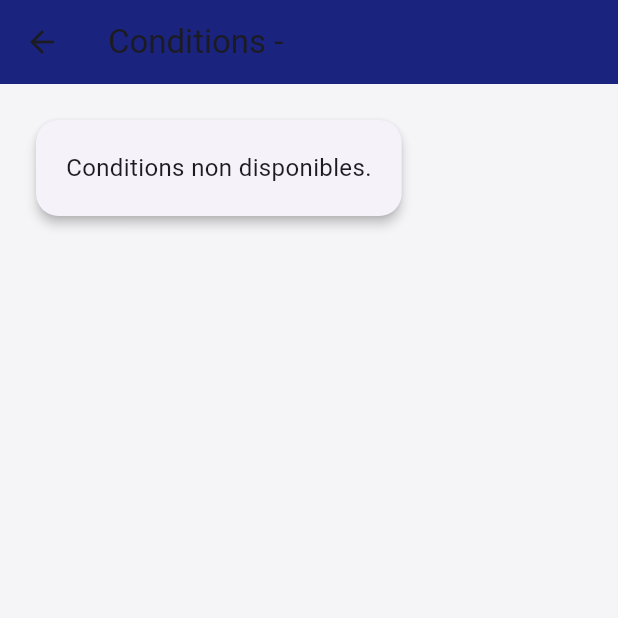
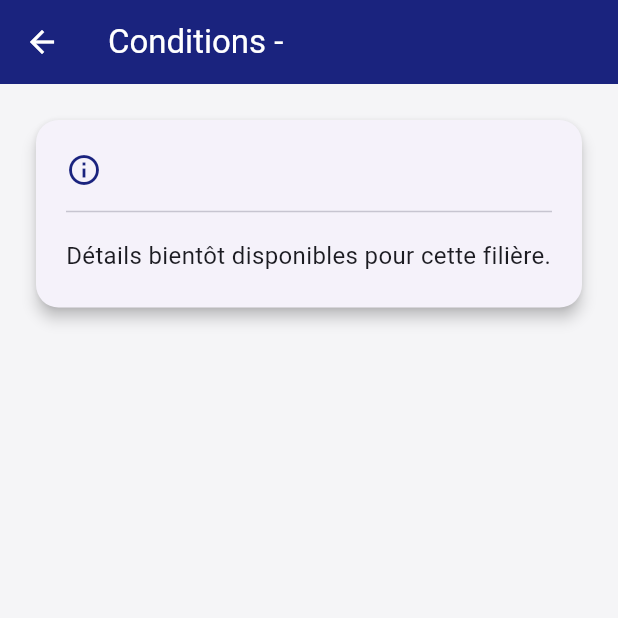
Before and after one commit to avoganaugustin5-ux/akasuts, a Flutter app: the ConditionsPage screen opened directly with empty values, on a phone screen of 412 x 824 dp, the top half of it. Run offline on Flutter 3.47's test engine with Material 3 defaults, Android fonts, the phone set to English and light mode, and no system bars; our stand-ins replace cloud_firestore, connectivity_plus, firebase_auth, firebase_core, firebase_storage, font_awesome_flutter and 1 more; missing offline and left inert: cinetpay; accounts and stored records are empty; network calls fail.

Commit message:
Page condition et filière

```diff
--- a/lib/main.dart
+++ b/lib/main.dart
@@ -24,7 +24,10 @@ void main() async {
   } else {
     // Sur le Web, la persistance est gérée différemment par le navigateur
     // On peut forcer l'indexdb si nécessaire, mais le réglage par défaut est stable.
-    await FirebaseFirestore.instance.enablePersistence();
+    FirebaseFirestore.instance.settings = const Settings(
+      persistenceEnabled: true, // Remplace enablePersistence()
+      cacheSizeBytes: Settings.CACHE_SIZE_UNLIMITED,
+    );
   }
 
   runApp(const UniversityApp());
--- a/lib/screens/conditions_page.dart
+++ b/lib/screens/conditions_page.dart
@@ -10,59 +10,75 @@ class ConditionsPage extends StatelessWidget {
 
   @override
   Widget build(BuildContext context) {
+    // Les textes ici correspondent exactement aux données de FilierePage
     final Map<String, String> conditions = {
       "INFORMATIQUE":
-      "• Bac scientifique requis\n"
+      "• Bac scientifique requis (C, D, E, H)\n"
           "• Bonne base en mathématiques\n"
           "• Maîtrise de l’outil informatique\n"
-          "• Durée : 3 ans"
-          "• Orientation Campus Faso Obligatoire (Choix MPCI)",
+          "• Durée : 03 ans (Licence)\n"
+          "• Orientation Campus Faso obligatoire",
 
       "DROIT":
-      "• Bac littéraire ou scientifique\n"
-          "• Bonne capacité d’analyse\n"
+      "• Bac littéraire ou scientifique (A, D, G)\n"
+          "• Bonne capacité d’analyse et de synthèse\n"
           "• Excellente expression écrite\n"
-          "• Durée : 3 ans"
-          "• Orientation Campus Faso Obligatoire (Choix SJP)",
+          "• Durée : 03 ans (Licence)\n"
+          "• Orientation Campus Faso obligatoire",
 
-      "LIME LISE":
-      "• Bac scientifique obligatoire\n"
-          "• Excellente moyenne en sciences\n"
-          "• Réussite au concours d’entrée\n"
-          "• Durée : 3 ans\n",
-
+      "PHYSIQUE":
+      "• Bac scientifique obligatoire (C, D, E)\n"
+          "• Excellente moyenne en sciences physiques\n"
+          "• Réussite au concours ou sélection\n"
+          "• Durée : 03 ans (Licence)\n"
+          "• Orientation Campus Faso obligatoire",
 
       "ÉCONOMIE":
-      "• Bac toutes séries accepté\n"
+      "• Bac scientifique ou technique (C, D, G)\n"
           "• Intérêt pour la gestion et les chiffres\n"
           "• Bonne logique mathématique\n"
-          "• Durée : 5 ans\n"
-          "• Orientation Campus Faso Obligatoire (Choix SEG)",
+          "• Durée : 03 ans (Licence)\n"
+          "• Orientation Campus Faso obligatoire",
     };
 
     return Scaffold(
       appBar: AppBar(
-        title: Text("Conditions - $filiereNom"),
+        title: Text("Conditions - $filiereNom", style: const TextStyle(color: Colors.white)),
         backgroundColor: const Color(0xFF1A237E),
+        iconTheme: const IconThemeData(color: Colors.white),
       ),
       body: Padding(
         padding: const EdgeInsets.all(20.0),
-        child: Card(
-          elevation: 3,
-          shape: RoundedRectangleBorder(
-            borderRadius: BorderRadius.circular(15),
-          ),
-          child: Padding(
-            padding: const EdgeInsets.all(20.0),
-            child: Text(
-              conditions[filiereNom] ??
-                  "Conditions non disponibles.",
-              style: const TextStyle(
-                fontSize: 16,
-                height: 1.5,
+        child: Column(
+          children: [
+            Card(
+              elevation: 4,
+              shape: RoundedRectangleBorder(borderRadius: BorderRadius.circular(15)),
+              child: Padding(
+                padding: const EdgeInsets.all(20.0),
+                child: Column(
+                  crossAxisAlignment: CrossAxisAlignment.start,
+                  children: [
+                    Row(
+                      children: [
+                        const Icon(Icons.info_outline, color: Color(0xFF1A237E)),
+                        const SizedBox(width: 10),
+                        Text(
+                          filiereNom,
+                          style: const TextStyle(fontSize: 18, fontWeight: FontWeight.bold),
+                        ),
+                      ],
+                    ),
+                    const Divider(height: 30),
+                    Text(
+                      conditions[filiereNom] ?? "Détails bientôt disponibles pour cette filière.",
+                      style: const TextStyle(fontSize: 16, height: 1.8),
+                    ),
+                  ],
+                ),
               ),
             ),
-          ),
+          ],
         ),
       ),
     );
```
Also changed, not shown: lib/screens/about_uts_page.dart (+11 -15 lines), lib/screens/filiere_page.dart (+25 -57 lines).
